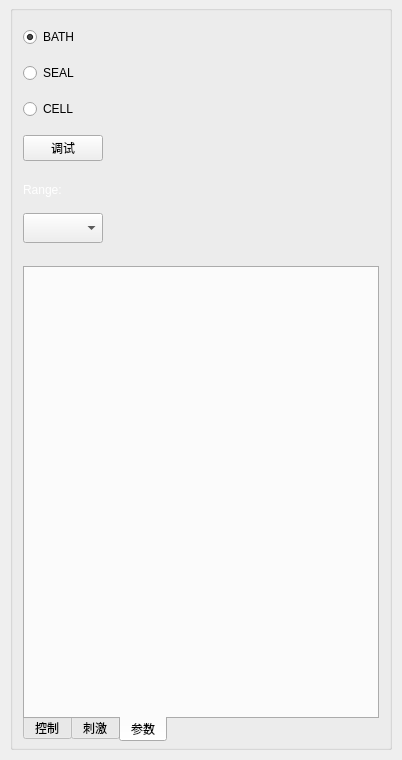
Above: src/ControlStiParamPlugin/ControlStiParam/CMembraneTestControlArea.ui from IPX-192/controlStiParam before the change. Below: the same form after it.
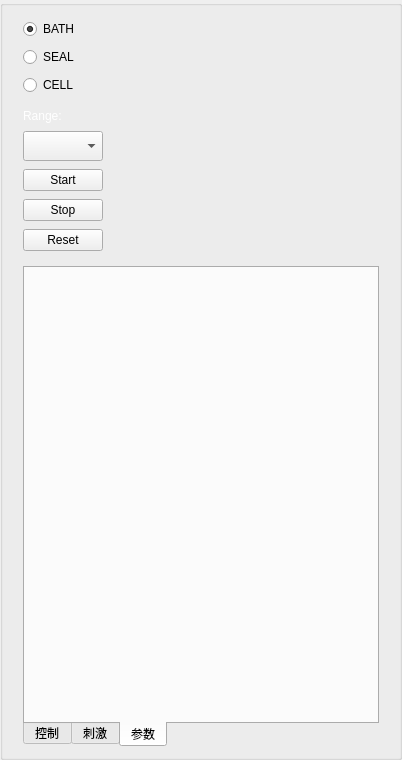
That is the form after the change. The open tabs and pages were chosen to show the change. Custom widgets are drawn as their Qt base class.

```diff
--- a/src/ControlStiParamPlugin/ControlStiParam/CMembraneTestControlArea.ui
+++ b/src/ControlStiParamPlugin/ControlStiParam/CMembraneTestControlArea.ui
@@ -18,19 +18,19 @@
   </property>
   <layout class="QVBoxLayout" name="verticalLayout_2">
    <property name="spacing">
-    <number>10</number>
+    <number>0</number>
    </property>
    <property name="leftMargin">
-    <number>10</number>
+    <number>0</number>
    </property>
    <property name="topMargin">
-    <number>5</number>
+    <number>0</number>
    </property>
    <property name="rightMargin">
-    <number>10</number>
+    <number>0</number>
    </property>
    <property name="bottomMargin">
-    <number>10</number>
+    <number>0</number>
    </property>
    <item>
     <widget class="QGroupBox" name="groupBox">
@@ -45,16 +45,16 @@
        <number>10</number>
       </property>
       <property name="leftMargin">
-       <number>10</number>
+       <number>20</number>
       </property>
       <property name="topMargin">
-       <number>5</number>
+       <number>10</number>
       </property>
       <property name="rightMargin">
-       <number>10</number>
+       <number>20</number>
       </property>
       <property name="bottomMargin">
-       <number>5</number>
+       <number>10</number>
       </property>
       <item>
        <layout class="QHBoxLayout" name="horizontalLayout" stretch="1,5">
@@ -100,13 +100,6 @@
              </property>
             </widget>
            </item>
-           <item>
-            <widget class="QPushButton" name="pushButton">
-             <property name="text">
-              <string>调试</string>
-             </property>
-            </widget>
-           </item>
            <item>
             <widget class="QLabel" name="label">
              <property name="maximumSize">
@@ -136,6 +129,27 @@
              </property>
             </widget>
            </item>
+           <item>
+            <widget class="QPushButton" name="StartBtn">
+             <property name="text">
+              <string>Start</string>
+             </property>
+            </widget>
+           </item>
+           <item>
+            <widget class="QPushButton" name="StopBtn">
+             <property name="text">
+              <string>Stop</string>
+             </property>
+            </widget>
+           </item>
+           <item>
+            <widget class="QPushButton" name="ResetBtn">
+             <property name="text">
+              <string>Reset</string>
+             </property>
+            </widget>
+           </item>
           </layout>
          </widget>
         </item>
@@ -160,7 +174,7 @@
          <enum>QTabWidget::Rounded</enum>
         </property>
         <property name="currentIndex">
-         <number>1</number>
+         <number>2</number>
         </property>
         <widget class="QWidget" name="controlWidget">
          <attribute name="title">
```
